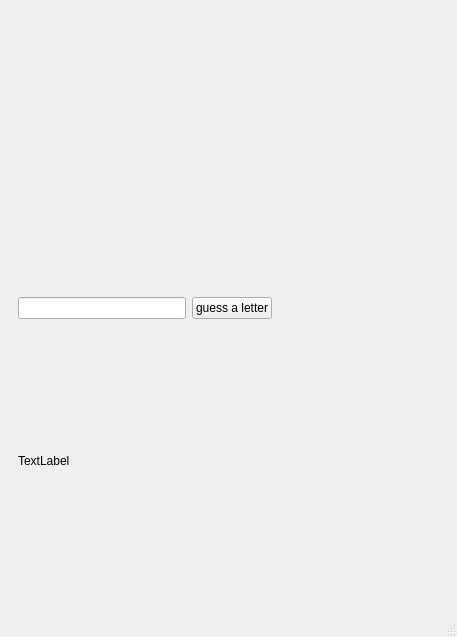
This is QtHangman/mainwindow.ui in xanderaerts/QtHangman as Qt 5 draws it before an edit. The edited form follows.
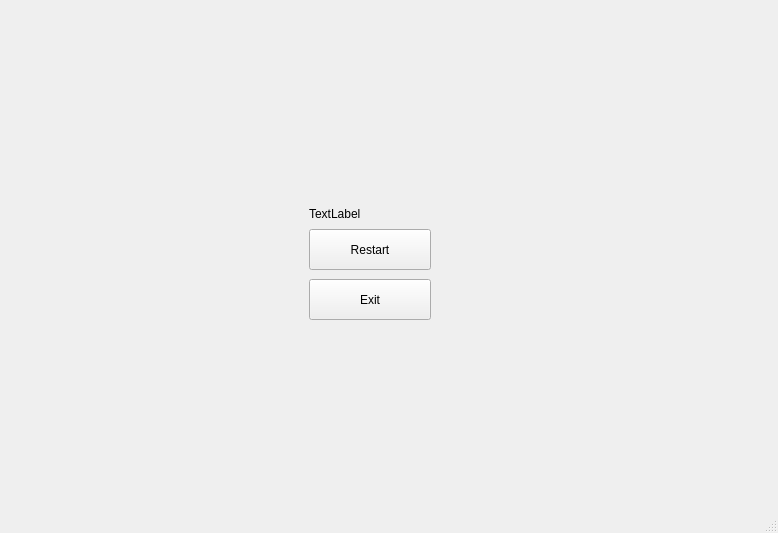
This is the edited form. The open tabs and pages were chosen to show the change.

Patch:
```diff
--- a/QtHangman/mainwindow.ui
+++ b/QtHangman/mainwindow.ui
@@ -6,8 +6,8 @@
    <rect>
     <x>0</x>
     <y>0</y>
-    <width>457</width>
-    <height>637</height>
+    <width>778</width>
+    <height>533</height>
    </rect>
   </property>
   <property name="windowTitle">
@@ -155,6 +155,47 @@
         </item>
        </layout>
       </widget>
+      <widget class="QWidget" name="page_3">
+       <widget class="QLabel" name="label_endGame">
+        <property name="geometry">
+         <rect>
+          <x>300</x>
+          <y>190</y>
+          <width>89</width>
+          <height>29</height>
+         </rect>
+        </property>
+        <property name="text">
+         <string>TextLabel</string>
+        </property>
+       </widget>
+       <widget class="QPushButton" name="pushButton_restart">
+        <property name="geometry">
+         <rect>
+          <x>300</x>
+          <y>220</y>
+          <width>122</width>
+          <height>41</height>
+         </rect>
+        </property>
+        <property name="text">
+         <string>Restart</string>
+        </property>
+       </widget>
+       <widget class="QPushButton" name="pushButton_exit">
+        <property name="geometry">
+         <rect>
+          <x>300</x>
+          <y>270</y>
+          <width>122</width>
+          <height>41</height>
+         </rect>
+        </property>
+        <property name="text">
+         <string>Exit</string>
+        </property>
+       </widget>
+      </widget>
      </widget>
     </item>
    </layout>
```
Left out of the diff: 5 changed lines with no effect on the pictures.
